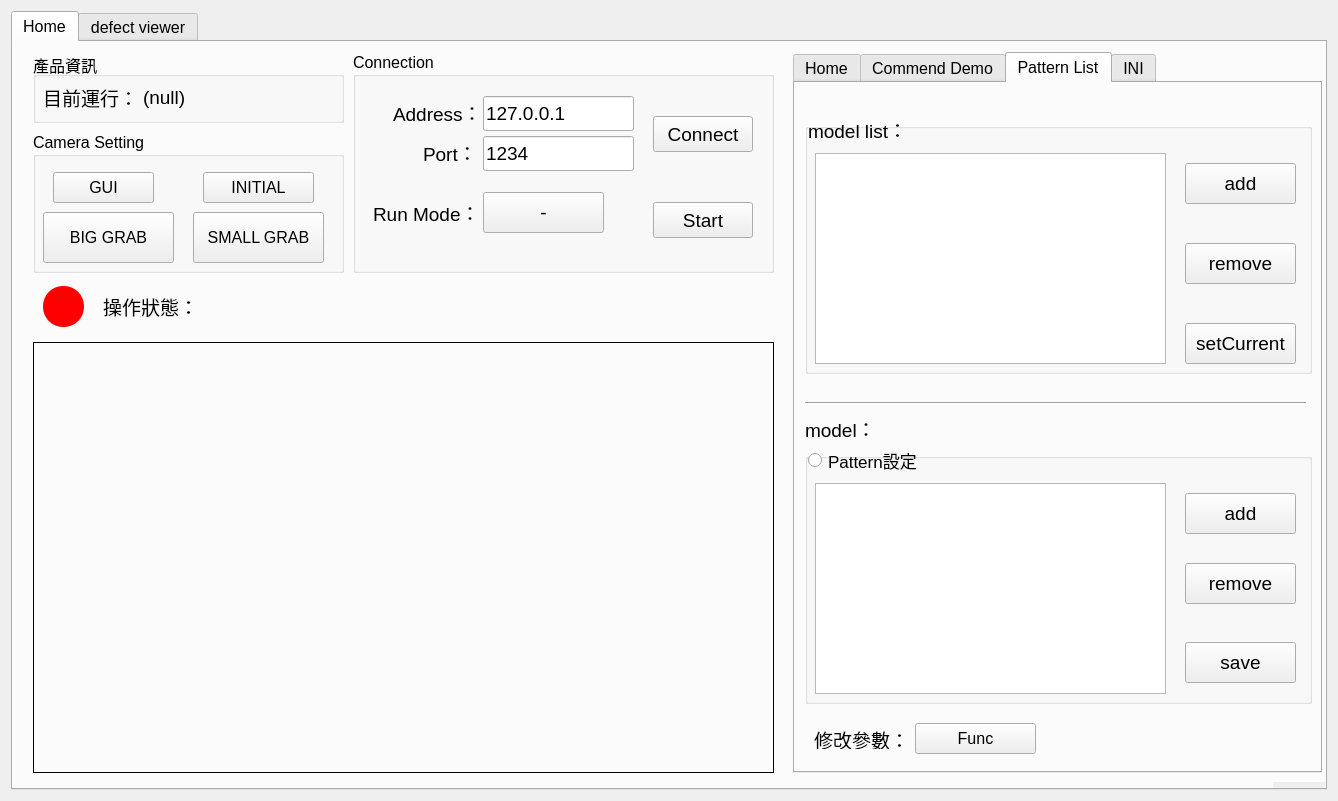
Old version of the form widget.ui in the repository hsinying-tsai/CT2.
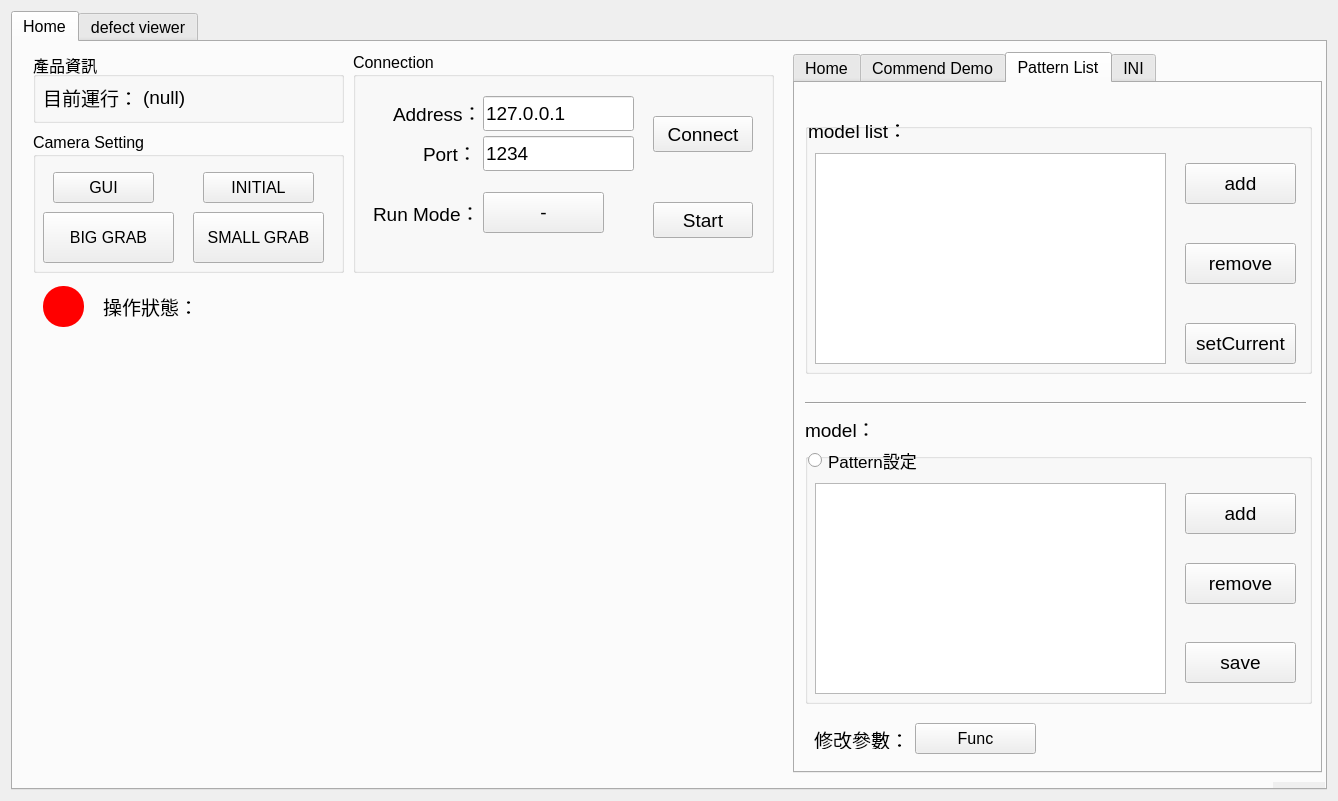
New version of the form. Custom widgets are drawn as their Qt base class.

```diff
--- a/widget.ui
+++ b/widget.ui
@@ -1416,7 +1416,7 @@
         </rect>
        </property>
        <property name="frameShape">
-        <enum>QFrame::Box</enum>
+        <enum>QFrame::NoFrame</enum>
        </property>
        <property name="text">
         <string/>
```
